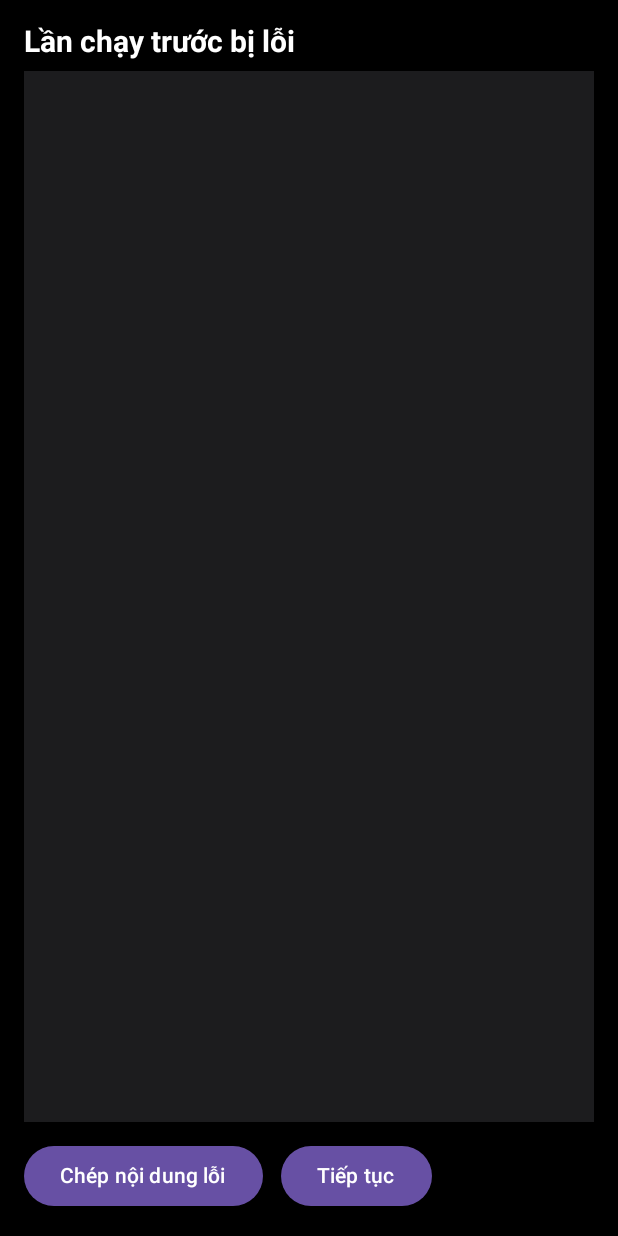
After one commit to kadosenpai/WeatherApp, an Android app built with Jetpack Compose: the composable CrashScreen called with empty values, on a phone screen of 412 x 824 dp. The commit adds this screen. Run offline under Robolectric (Android 15) with nearby library versions, the phone set to English and light mode, and no system bars.

Commit message:
fix crash

```diff
--- /dev/null
+++ b/app/src/main/java/com/example/weatherapp/ui/CrashScreen.kt
@@ -0,0 +1,71 @@
+package com.example.weatherapp.ui
+
+import androidx.compose.foundation.background
+import androidx.compose.foundation.layout.Arrangement
+import androidx.compose.foundation.layout.Box
+import androidx.compose.foundation.layout.Column
+import androidx.compose.foundation.layout.Row
+import androidx.compose.foundation.layout.Spacer
+import androidx.compose.foundation.layout.fillMaxSize
+import androidx.compose.foundation.layout.fillMaxWidth
+import androidx.compose.foundation.layout.height
+import androidx.compose.foundation.layout.navigationBarsPadding
+import androidx.compose.foundation.layout.padding
+import androidx.compose.foundation.layout.statusBarsPadding
+import androidx.compose.foundation.rememberScrollState
+import androidx.compose.foundation.verticalScroll
+import androidx.compose.material3.Button
+import androidx.compose.material3.Text
+import androidx.compose.runtime.Composable
+import androidx.compose.ui.Modifier
+import androidx.compose.ui.graphics.Color
+import androidx.compose.ui.platform.LocalClipboardManager
+import androidx.compose.ui.text.AnnotatedString
+import androidx.compose.ui.text.font.FontFamily
+import androidx.compose.ui.text.font.FontWeight
+import androidx.compose.ui.unit.dp
+import androidx.compose.ui.unit.sp
+
+/** Màn hình hiện nội dung lỗi của lần chạy trước, để chụp màn hình hoặc chép gửi đi. */
+@Composable
+fun CrashScreen(trace: String, safeMode: Boolean, onContinue: () -> Unit) {
+    val clipboard = LocalClipboardManager.current
+    Column(
+        Modifier
+            .fillMaxSize()
+            .background(Color.Black)
+            .statusBarsPadding()
+            .navigationBarsPadding()
+            .padding(16.dp),
+    ) {
+        WText("Lần chạy trước bị lỗi", 20.sp, weight = FontWeight.Bold)
+        if (safeMode) {
+            WText("Đã bật chế độ an toàn (tắt shader mây).", 13.sp, color = SoftWhite)
+        }
+        Spacer(Modifier.height(8.dp))
+        Box(
+            Modifier
+                .weight(1f)
+                .fillMaxWidth()
+                .background(Color(0xFF1C1C1E))
+                .verticalScroll(rememberScrollState())
+                .padding(10.dp),
+        ) {
+            Text(
+                text = trace,
+                color = Color(0xFFFFB4AB),
+                fontSize = 11.sp,
+                fontFamily = FontFamily.Monospace,
+            )
+        }
+        Row(
+            Modifier
+                .fillMaxWidth()
+                .padding(top = 12.dp),
+            horizontalArrangement = Arrangement.spacedBy(12.dp),
+        ) {
+            Button(onClick = { clipboard.setText(AnnotatedString(trace)) }) { Text("Chép nội dung lỗi") }
+            Button(onClick = onContinue) { Text("Tiếp tục") }
+        }
+    }
+}
```
Also changed, not shown: app/src/main/java/com/example/weatherapp/MainActivity.kt (+48 -1 lines), app/src/main/java/com/example/weatherapp/ui/Quality.kt (added, +10 -0 lines), app/src/main/java/com/example/weatherapp/ui/SkyBackground.kt (+10 -1 lines).
